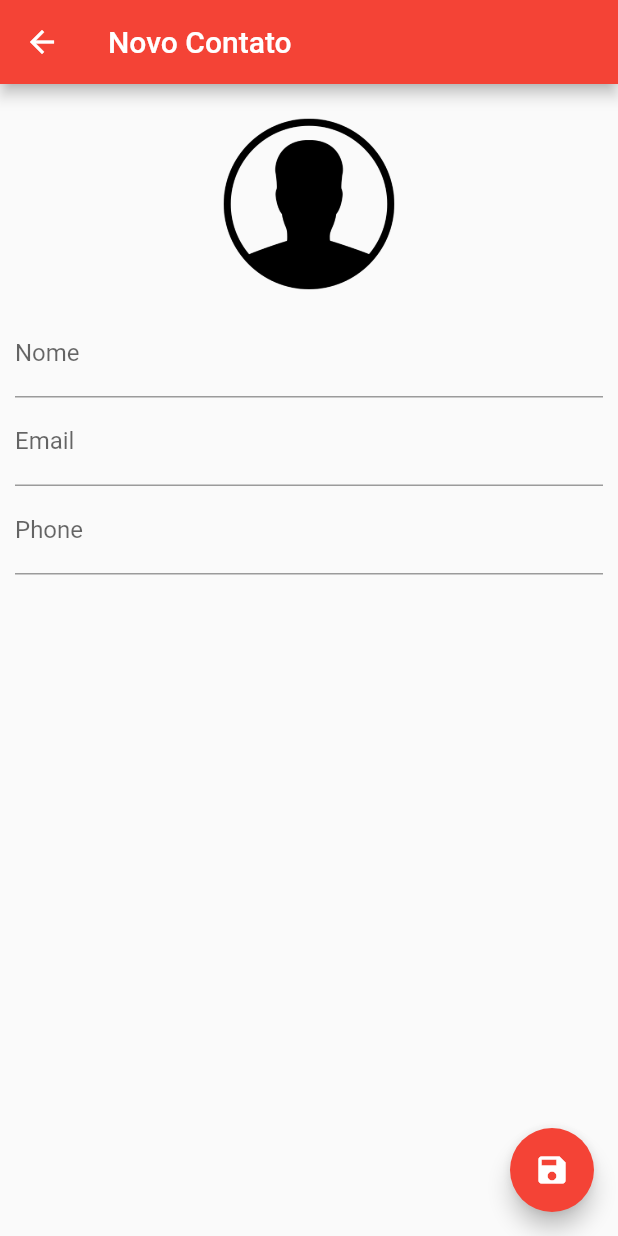
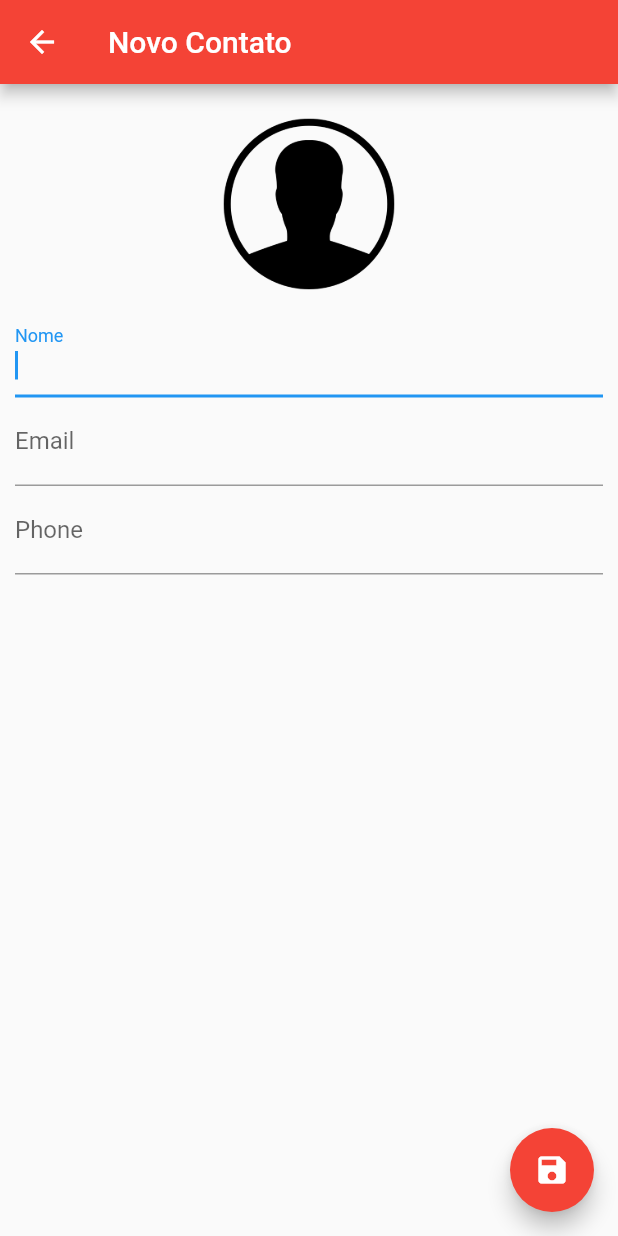
Before and after one commit to divinor07/agenda-contatos, a Flutter app: the ContactPage screen opened directly, after a tap on the "save" icon, on a phone screen of 412 x 824 dp. Run offline on Flutter 3.47's test engine with Material 2 defaults, Android fonts, the phone set to English and light mode, and no system bars; our stand-ins replace sqflite; accounts and stored records are empty.

Commit message:
Retornando o Contato Modificado

```diff
--- a/lib/ui/contact_page.dart
+++ b/lib/ui/contact_page.dart
@@ -15,6 +15,8 @@ class _ContactPageState extends State<ContactPage> {
   final _nameController = TextEditingController();
   final _emailController = TextEditingController();
   final _phoneController = TextEditingController();
+
+  final _nameFocus = FocusNode();
 
   bool _userEdited = false;
   Contact _editedContact;
@@ -42,7 +44,13 @@ class _ContactPageState extends State<ContactPage> {
         title: Text(_editedContact.name ?? "Novo Contato"),
       ),
       floatingActionButton: FloatingActionButton(
-        onPressed: () {},
+        onPressed: () {
+          if (_editedContact.name != null && _editedContact.name.isNotEmpty) {
+            Navigator.pop(context, _editedContact);
+          } else {
+            FocusScope.of(context).requestFocus(_nameFocus);
+          }
+        },
         child: Icon(Icons.save),
         backgroundColor: Colors.red,
       ),
@@ -64,6 +72,7 @@ class _ContactPageState extends State<ContactPage> {
             ),
             TextField(
               controller: _nameController,
+              focusNode: _nameFocus,
               decoration: InputDecoration(labelText: "Nome"),
               onChanged: (text) {
                 _userEdited = true;
```
